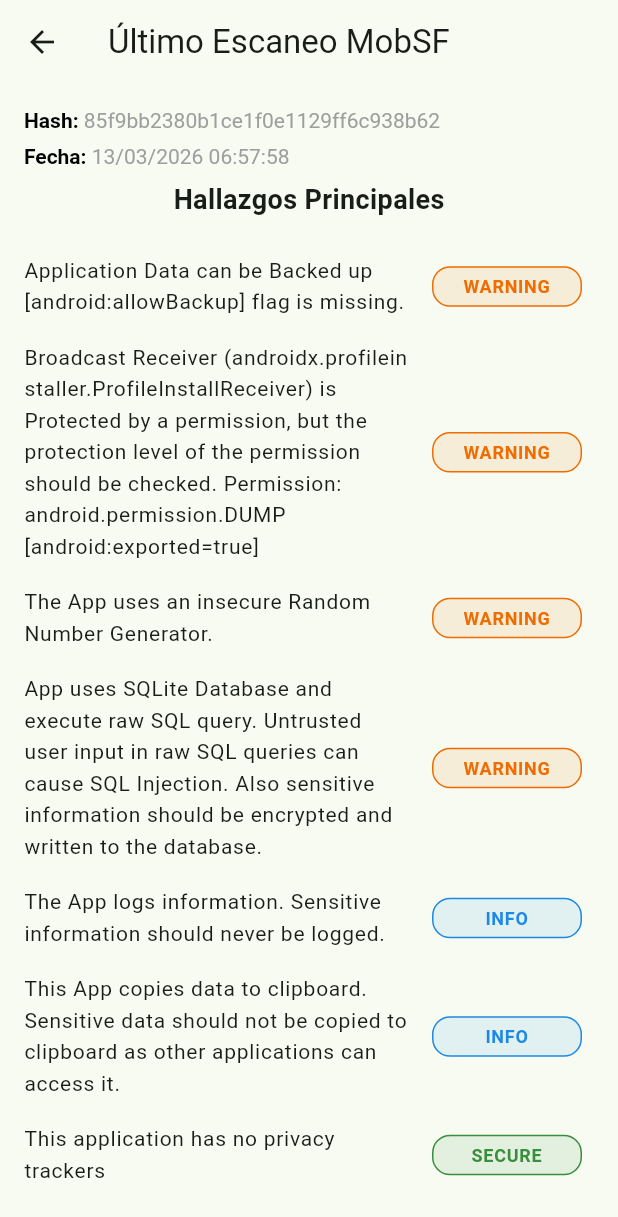
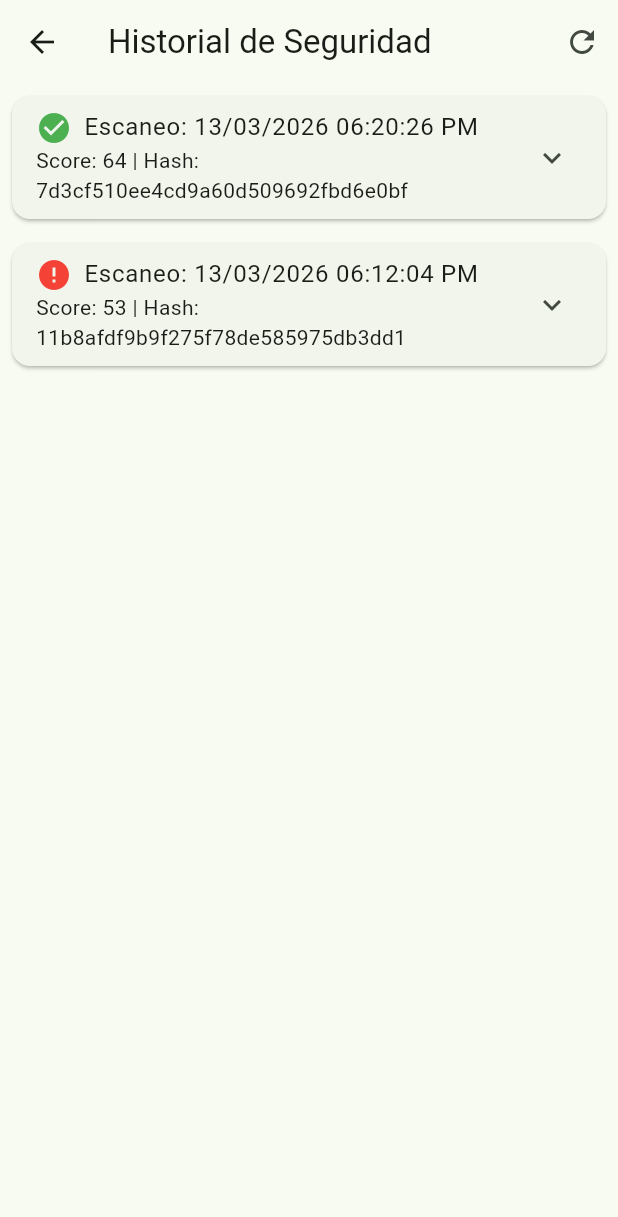
Before and after one commit to Piero16301/Secure_Pulse, a Flutter app: the SecurityScreen screen opened by its route, on a phone screen of 412 x 824 dp. Shown: the top 1217 px of the screen. Run offline on Flutter 3.47's test engine with Material 3 defaults, Android fonts, the phone set to English and light mode, and no system bars; our stand-ins replace sqflite; accounts and stored records are empty.

Commit message:
Implementación del paso 7
Replace single MobSF summary with a scan history list: add assets/security_history.json and remove assets/security_summary.json. Update domain, adapter and repository APIs to return List<SecuritySummary> (add SecurityFinding.description and fromJsonList). Adjust Mock and Local repositories and controller to loadHistory, and refactor SecurityScreen to display a history list with per-scan cards, icons and findings tooltips. Update integration tests (replace banner check with error icon) and add corresponding step. Update mobsf_pipeline to append new scans to the history JSON, switch output path to assets/security_history.json and update API key.

```diff
--- a/assets/security_summary.json
+++ /dev/null
@@ -1,36 +0,0 @@
-{
-  "scan_date": "2026-03-13T06:57:58.558Z",
-  "apk_hash": "85f9bb2380b1ce1f0e1129ff6c938b62",
-  "status": "PASS",
-  "score": 64,
-  "findings": [
-    {
-      "title": "Application Data can be Backed up [android:allowBackup] flag is missing.",
-      "severity": "warning"
-    },
-    {
-      "title": "Broadcast Receiver (androidx.profileinstaller.ProfileInstallReceiver) is Protected by a permission, but the protection level of the permission should be checked. Permission: android.permission.DUMP [android:exported=true]",
-      "severity": "warning"
-    },
-    {
-      "title": "The App uses an insecure Random Number Generator.",
-      "severity": "warning"
-    },
-    {
-      "title": "App uses SQLite Database and execute raw SQL query. Untrusted user input in raw SQL queries can cause SQL Injection. Also sensitive information should be encrypted and written to the database.",
-      "severity": "warning"
-    },
-    {
-      "title": "The App logs information. Sensitive information should never be logged.",
-      "severity": "info"
-    },
-    {
-      "title": "This App copies data to clipboard. Sensitive data should not be copied to clipboard as other applications can access it.",
-      "severity": "info"
-    },
-    {
-      "title": "This application has no privacy trackers",
-      "severity": "secure"
-    }
-  ]
-}
--- a/lib/data/repositories/local_security_repository.dart
+++ b/lib/data/repositories/local_security_repository.dart
@@ -6,11 +6,12 @@ import '../adapters/mobsf_summary_adapter.dart';
 
 class LocalSecurityRepository implements SecurityRepository {
   @override
-  Future<SecuritySummary> getLastScan() async {
+  Future<List<SecuritySummary>> getScanHistory() async {
     final String response = await rootBundle.loadString(
-      'assets/security_summary.json',
+      'assets/security_history.json',
     );
-    final Map<String, dynamic> data = json.decode(response);
-    return MobSfSummaryAdapter.fromJson(data);
+    final List<dynamic> data = json.decode(response);
+
+    return MobSfSummaryAdapter.fromJsonList(data);
   }
 }
--- a/lib/domain/repositories/security_repository.dart
+++ b/lib/domain/repositories/security_repository.dart
@@ -1,5 +1,5 @@
 import '../entities/security_summary.dart';
 
 abstract class SecurityRepository {
-  Future<SecuritySummary> getLastScan();
+  Future<List<SecuritySummary>> getScanHistory();
 }
--- a/lib/main.dart
+++ b/lib/main.dart
@@ -43,6 +43,7 @@ class SecurePulseApp extends StatelessWidget {
         inputDecorationTheme: InputDecorationTheme(
           border: OutlineInputBorder(borderRadius: BorderRadius.circular(12)),
         ),
+        dividerColor: Colors.transparent,
       ),
       initialRoute: '/',
       routes: {
--- a/lib/presentation/controllers/security_controller.dart
+++ b/lib/presentation/controllers/security_controller.dart
@@ -4,28 +4,28 @@ import '../../domain/repositories/security_repository.dart';
 
 class SecurityController extends ChangeNotifier {
   SecurityController(this._repository) {
-    loadSummary();
+    loadHistory();
   }
 
   final SecurityRepository _repository;
 
-  SecuritySummary? _summary;
+  List<SecuritySummary> _history = [];
   bool _isLoading = false;
   String? _errorMessage;
 
-  SecuritySummary? get summary => _summary;
+  List<SecuritySummary> get history => _history;
   bool get isLoading => _isLoading;
   String? get errorMessage => _errorMessage;
 
-  Future<void> loadSummary() async {
+  Future<void> loadHistory() async {
     _isLoading = true;
     _errorMessage = null;
     notifyListeners();
 
     try {
-      _summary = await _repository.getLastScan();
+      _history = await _repository.getScanHistory();
     } catch (e) {
-      _errorMessage = "Error al cargar el reporte de MobSF: $e";
+      _errorMessage = "Error al cargar el historial: $e";
     } finally {
       _isLoading = false;
       notifyListeners();
--- a/lib/presentation/screens/security_screen.dart
+++ b/lib/presentation/screens/security_screen.dart
@@ -26,11 +26,14 @@ class SecurityScreen extends StatelessWidget {
   Widget build(BuildContext context) {
     return Scaffold(
       appBar: AppBar(
-        title: const Text('Último Escaneo MobSF'),
-        leading: IconButton(
-          icon: const Icon(Icons.arrow_back),
-          onPressed: () => Navigator.pop(context),
+        title: const Text('Historial de Seguridad'),
+        actions: [
+          IconButton(
+            icon: const Icon(Icons.refresh),
+            onPressed: () => controller.loadHistory(),
+            tooltip: 'Refrescar historial',
           ),
+        ],
       ),
       body: ListenableBuilder(
         listenable: controller,
@@ -43,152 +46,77 @@ class SecurityScreen extends StatelessWidget {
             return Center(child: Text(controller.errorMessage!));
           }
 
-          final summary = controller.summary;
-          if (summary == null) {
-            return const Center(child: Text('No hay datos de escaneo'));
+          if (controller.history.isEmpty) {
+            return const Center(child: Text('No hay historial disponible.'));
           }
 
+          return ListView.builder(
+            itemCount: controller.history.length,
+            itemBuilder: (context, index) {
+              final summary = controller.history[index];
               final isFail = summary.status == 'FAIL';
 
-          return Column(
+              return Card(
+                margin: const EdgeInsets.all(8.0),
+                child: ExpansionTile(
+                  title: Row(
                     children: [
-              if (isFail)
-                Container(
-                  key: const Key('fail_banner'),
-                  width: double.infinity,
-                  color: Colors.red.shade100,
-                  padding: const EdgeInsets.all(16.0),
-                  child: Row(
-                    children: [
-                      const Icon(
-                        Icons.warning_amber_rounded,
-                        color: Colors.red,
+                      Icon(
+                        isFail ? Icons.error : Icons.check_circle,
+                        color: isFail ? Colors.red : Colors.green,
                       ),
                       const SizedBox(width: 8),
-                      Column(
-                        crossAxisAlignment: CrossAxisAlignment.start,
-                        children: [
                       Text(
-                            'ESTADO: ${summary.status}',
-                            style: const TextStyle(
-                              color: Colors.red,
-                              fontWeight: FontWeight.bold,
-                              fontSize: 16,
-                            ),
-                          ),
-                          Text(
-                            'Score: ${summary.score}',
-                            style: const TextStyle(
-                              color: Colors.red,
-                              fontWeight: FontWeight.bold,
-                              fontSize: 14,
-                            ),
+                        'Escaneo: '
+                        '${DateFormat('dd/MM/yyyy hh:mm:ss aa').format(summary.scanDate.toLocal())}',
                       ),
                     ],
                   ),
-                    ],
+                  subtitle: Text(
+                    'Score: ${summary.score} | Hash: ${summary.apkHash}',
+                  ),
+                  children: summary.findings
+                      .map(
+                        (finding) => ListTile(
+                          title: Text(
+                            finding.title,
+                            style: TextStyle(
+                              fontSize: 12,
+                              fontWeight: FontWeight.bold,
+                              color: Colors.blueGrey,
                             ),
                           ),
-              Padding(
-                padding: const EdgeInsets.all(16.0),
-                child: SizedBox(
-                  width: double.infinity,
-                  child: Column(
-                    crossAxisAlignment: CrossAxisAlignment.start,
-                    children: [
-                      RichText(
-                        text: TextSpan(
-                          text: 'Hash: ',
-                          style: const TextStyle(
-                            color: Colors.black,
-                            fontWeight: FontWeight.bold,
-                          ),
-                          children: [
-                            TextSpan(
-                              text: summary.apkHash,
-                              style: const TextStyle(
-                                color: Colors.grey,
-                                fontWeight: FontWeight.normal,
-                              ),
-                            ),
-                          ],
-                        ),
-                      ),
-                      const SizedBox(height: 8),
-                      RichText(
-                        text: TextSpan(
-                          text: 'Fecha: ',
-                          style: const TextStyle(
-                            color: Colors.black,
-                            fontWeight: FontWeight.bold,
-                          ),
-                          children: [
-                            TextSpan(
-                              text: DateFormat(
-                                'dd/MM/yyyy HH:mm:ss',
-                              ).format(summary.scanDate.toLocal()),
-                              style: const TextStyle(
-                                color: Colors.grey,
-                                fontWeight: FontWeight.normal,
-                              ),
-                            ),
-                          ],
-                        ),
-                      ),
-                      const SizedBox(height: 8),
-                      const Center(
-                        child: Text(
-                          'Hallazgos Principales',
-                          style: TextStyle(
-                            fontWeight: FontWeight.bold,
-                            fontSize: 18,
-                          ),
-                        ),
-                      ),
-                    ],
-                  ),
-                ),
-              ),
-              Expanded(
-                child: ListView.builder(
-                  itemCount: summary.findings.length,
-                  itemBuilder: (context, index) {
-                    final finding = summary.findings[index];
-                    return ListTile(
-                      title: Text(
-                        finding.title,
-                        style: const TextStyle(fontSize: 14),
-                      ),
-                      trailing: Container(
+                          trailing: Tooltip(
+                            message: finding.description,
+                            margin: const EdgeInsets.all(8.0),
+                            child: Container(
                               width: 100,
-                        padding: const EdgeInsets.symmetric(
-                          horizontal: 10,
-                          vertical: 4,
-                        ),
                               decoration: BoxDecoration(
                                 color: _getSeverityColor(
                                   finding.severity,
-                          ).withValues(alpha: 0.1),
-                          borderRadius: BorderRadius.circular(12),
-                          border: Border.all(
-                            color: _getSeverityColor(finding.severity),
+                                ).withValues(alpha: 0.2),
+                                borderRadius: BorderRadius.circular(4),
                               ),
+                              padding: const EdgeInsets.symmetric(
+                                horizontal: 8,
+                                vertical: 4,
                               ),
                               child: Text(
                                 finding.severity.toUpperCase(),
                                 textAlign: TextAlign.center,
                                 style: TextStyle(
-                            color: _getSeverityColor(finding.severity),
                                   fontWeight: FontWeight.bold,
-                            fontSize: 12,
+                                  fontSize: 11,
                                 ),
                               ),
                             ),
+                          ),
+                        ),
+                      )
+                      .toList(),
+                ),
               );
             },
-                ),
-              ),
-            ],
           );
         },
       ),
```
Also changed, not shown: assets/security_history.json (added, +93 -0 lines), lib/data/adapters/mobsf_summary_adapter.dart (+7 -0 lines), lib/data/repositories/mock_security_repository.dart (+7 -4 lines), lib/domain/entities/security_summary.dart (+6 -1 lines), 5 other files. Lines whose indentation alone changed are shown as unchanged.
